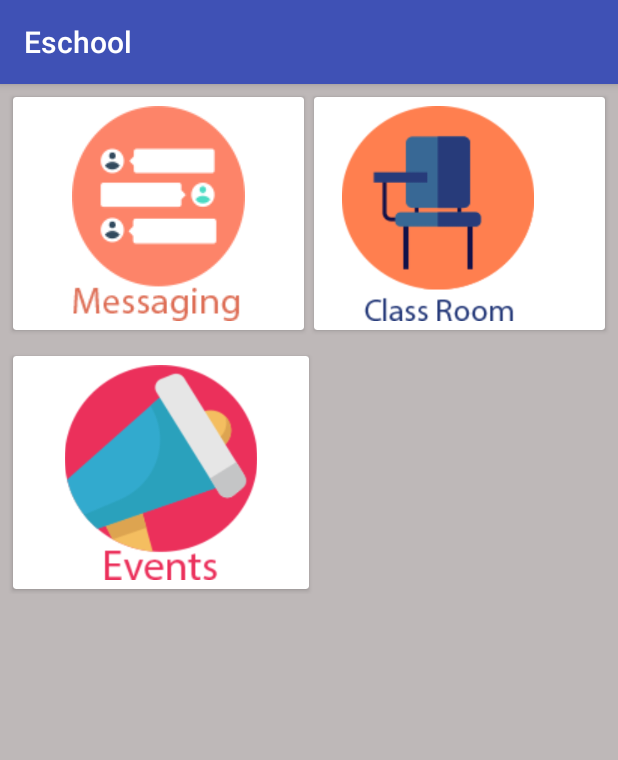
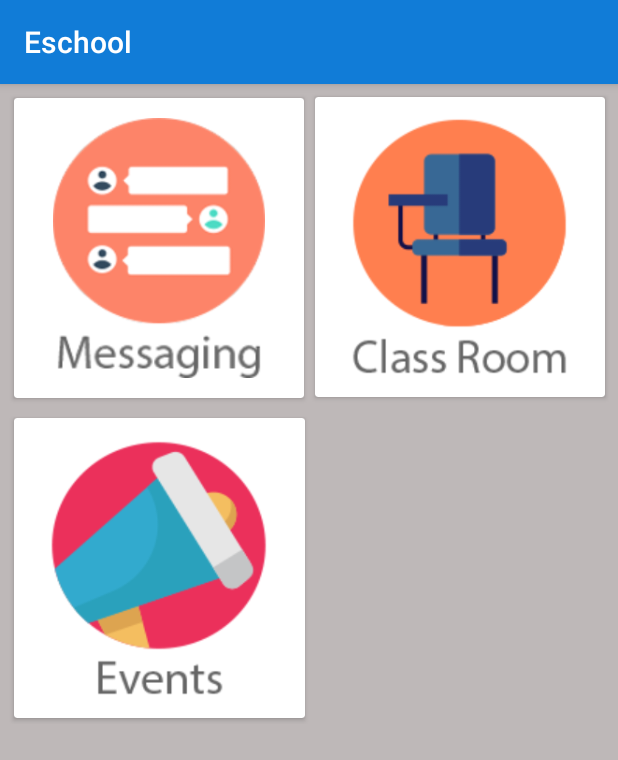
Before and after one commit to iamrahulyadav/Eschool, an Android app: the TeacherHome screen opened directly, with no data from a screen before it, on a phone screen of 412 x 824 dp. Shown: the top 760 px of the screen. Run offline under Robolectric (Android 15) with nearby library versions, the phone set to English and light mode, and no system bars.

Commit message:
to you my eye

```diff
--- a/app/src/main/java/sas/eschool/ClassRoom_teacher.java
+++ b/app/src/main/java/sas/eschool/ClassRoom_teacher.java
@@ -2,6 +2,7 @@ package sas.eschool;
 
 import android.support.v7.app.AppCompatActivity;
 import android.os.Bundle;
+import android.view.View;
 import android.widget.TextView;
 
 public class ClassRoom_teacher extends AppCompatActivity {
@@ -16,7 +17,11 @@ public class ClassRoom_teacher extends AppCompatActivity {
         TextView eventt = findViewById(R.id.eventt);
 
 
+        attendence.setOnClickListener(v -> {
 
+
+
+        });
 
     }
 }
--- a/app/src/main/java/sas/eschool/fragment/LearningSuppportFragments.java
+++ b/app/src/main/java/sas/eschool/fragment/LearningSuppportFragments.java
@@ -45,6 +45,8 @@ public class LearningSuppportFragments extends Fragment {
             Youtube youtube1=new Youtube(getActivity());
             youtube1.show();
         });
+
+
 //        youtube.show();
 
 
--- a/app/src/main/res/layout/activity_teacher_home.xml
+++ b/app/src/main/res/layout/activity_teacher_home.xml
@@ -17,49 +17,53 @@
 
     <android.support.v7.widget.CardView
         android:layout_weight="1"
-        android:layout_margin="3dp"
+        android:layout_margin="4dp"
         android:layout_width="0dp"
-        android:layout_height="wrap_content">
+        android:layout_height="200dp">
         <ImageView
             android:id="@+id/mesg_cl"
             android:padding="6dp"
+            android:layout_gravity="center"
             android:src="@drawable/messages"
             android:layout_width="match_parent"
-            android:layout_height="match_parent" />
+            android:layout_height="185dp" />
     </android.support.v7.widget.CardView>
 
         <android.support.v7.widget.CardView
             android:layout_weight="1"
             android:layout_width="0dp"
             android:layout_margin="3dp"
-            android:layout_height="wrap_content">
+            android:layout_height="200dp">
             <ImageView
                 android:padding="6dp"
+                android:layout_gravity="center"
                 android:id="@+id/class_cl"
                 android:src="@drawable/class_room"
                 android:layout_width="wrap_content"
-                android:layout_height="155dp" />
+                android:layout_height="185dp" />
 
     </android.support.v7.widget.CardView>
     </LinearLayout>
     <LinearLayout
         android:orientation="horizontal"
         android:weightSum="2"
-        android:layout_margin="5dp"
+        android:layout_marginRight="10dp"
+        android:layout_marginLeft="5dp"
         android:layout_width="match_parent"
         android:layout_height="wrap_content">
 
         <android.support.v7.widget.CardView
             android:layout_weight="1"
-            android:layout_margin="3dp"
+            android:layout_margin="4dp"
             android:layout_width="0dp"
-            android:layout_height="wrap_content">
+            android:layout_height="200dp">
             <ImageView
                 android:padding="6dp"
                 android:id="@+id/event_cl"
+                android:layout_gravity="center"
                 android:src="@drawable/events"
                 android:layout_width="match_parent"
-                android:layout_height="155dp" />
+                android:layout_height="185dp" />
         </android.support.v7.widget.CardView>
     </LinearLayout>
 
--- a/app/src/main/res/values/colors.xml
+++ b/app/src/main/res/values/colors.xml
@@ -1,6 +1,6 @@
 <?xml version="1.0" encoding="utf-8"?>
 <resources>
-    <color name="colorPrimary">#3F51B5</color>
-    <color name="colorPrimaryDark">#303F9F</color>
-    <color name="colorAccent">#FF4081</color>
+    <color name="colorPrimary">#117cd7</color>
+    <color name="colorPrimaryDark">#0d61a7</color>
+    <color name="colorAccent">#1cb9d9</color>
 </resources>
```
Also changed, not shown: app/src/main/res/layout/content_chat.xml (+9 -7 lines), app/src/main/res/layout/content_student_list.xml (+9 -2 lines), app/src/main/res/drawable/class_room.png, app/src/main/res/drawable/events.png, app/src/main/res/drawable/messages.png, app/src/main/res/drawable/send.png (added).
